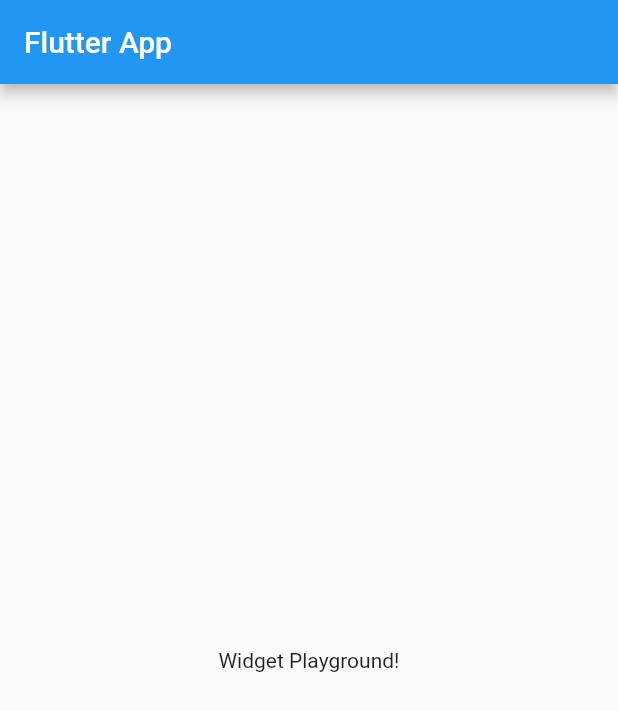
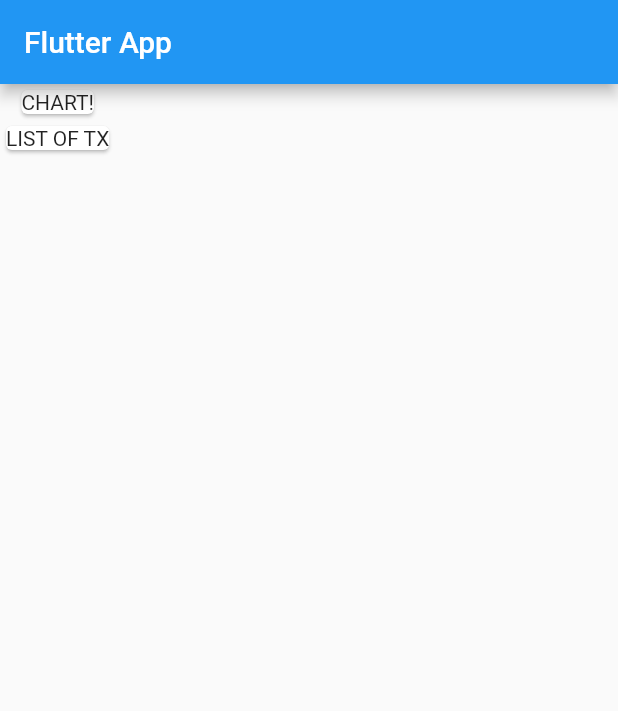
Before and after one commit to link01153113/flutter_complete_guide, a Flutter app: the screen it shows after launch, on a phone screen of 412 x 824 dp. Shown: the top 711 px of the screen. Run offline on Flutter 3.47's test engine with Material 2 defaults, Android fonts, the phone set to English and light mode, and no system bars.

Commit message:
Practice Expense App

```diff
--- a/lib/main.dart
+++ b/lib/main.dart
@@ -19,8 +19,15 @@ class MyHomePage extends StatelessWidget {
       appBar: AppBar(
         title: Text('Flutter App'),
       ),
-      body: Center(
-        child: Text('Widget Playground!'),
+      body: Column(
+        children: <Widget>[
+          Card(
+            child: Text('CHART!'),
+          ),
+          Card(
+            child: Text('LIST OF TX'),
+          ),
+        ],
       ),
     );
   }
```
Also changed, not shown: 1 other file.
